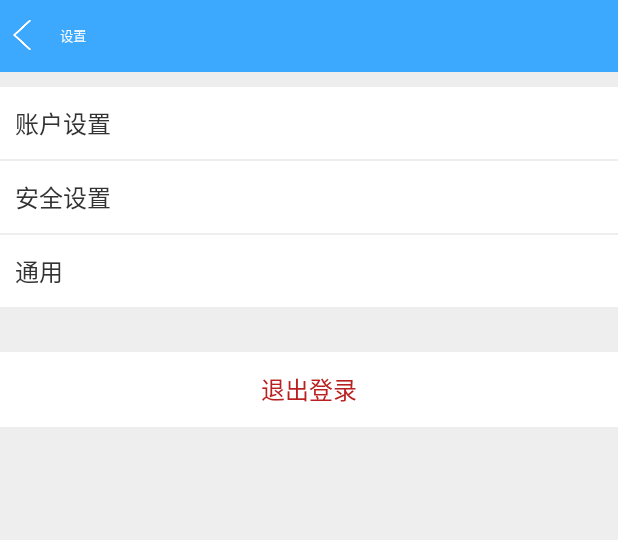
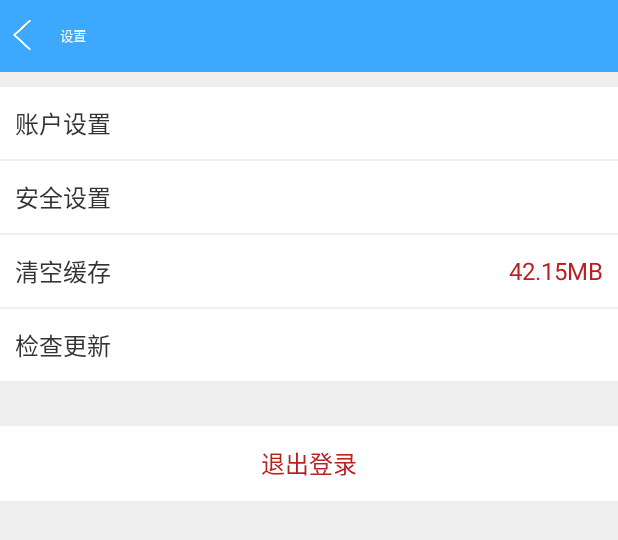
Before and after one commit to yangchendev/wzyx-android-user, an Android app: the layout activity_setting.xml on its own in the app's theme, with its tools: preview values and no code run, on a phone screen of 412 x 824 dp. Shown: the top 540 px of the screen. Run offline under Robolectric (Android 15) with nearby library versions, the phone set to English and light mode, and no system bars.

Commit message:
完成了其他的设置界面的编写

```diff
--- a/app/src/main/java/com/allelink/wzyx/activity/LoginActivity.java
+++ b/app/src/main/java/com/allelink/wzyx/activity/LoginActivity.java
@@ -35,7 +35,7 @@ import butterknife.OnClick;
 public class LoginActivity extends BaseActivity {
     private static final String TAG = "LoginActivity";
     private static final int REQUEST_CODE_EDIT_PASSWORD = 2001;
-    private static final int REQUEST_LOGOUT_PASSWORD = 2002;
+    private static final int REQUEST_CODE_LOGOUT = 2002;
     /**
     * UI
     */
@@ -176,7 +176,7 @@ public class LoginActivity extends BaseActivity {
                 case REQUEST_CODE_EDIT_PASSWORD:
                     finishAllActivityExceptMine();
                     break;
-                case REQUEST_LOGOUT_PASSWORD:
+                case REQUEST_CODE_LOGOUT:
                     finishAllActivityExceptMine();
                     break;
                 default:
--- a/app/src/main/java/com/allelink/wzyx/activity/MainActivity.java
+++ b/app/src/main/java/com/allelink/wzyx/activity/MainActivity.java
@@ -80,6 +80,7 @@ public class MainActivity extends BaseActivity {
         mForumFragment = ForumFragment.newInstance();
         mOrderFragment = OrderFragment.newInstance();
         mMineFragment = MineFragment.newInstance();
+        //初始时显示第一个fragment
         loadMultipleRootFragment(R.id.fl_container,FIRST,
                 mHomeFragment,
                 mNearFragment,
@@ -156,4 +157,5 @@ public class MainActivity extends BaseActivity {
         tvMine.setTextColor(getResources().getColor(R.color.black_666));
     }
 
+
 }
--- a/app/src/main/res/layout/activity_setting.xml
+++ b/app/src/main/res/layout/activity_setting.xml
@@ -68,9 +68,9 @@
                 android:layout_width="wrap_content"
                 android:layout_height="1dp"
                 android:background="@color/bg_eee" />
-            <!--通用栏开始-->
+            <!--清空缓存栏开始-->
             <RelativeLayout
-                android:id="@+id/rl_setting_general"
+                android:id="@+id/rl_setting_clear_cache"
                 android:descendantFocusability="blocksDescendants"
                 android:background="@drawable/layout_bg_selector"
                 android:layout_width="match_parent"
@@ -80,11 +80,42 @@
                     android:layout_height="wrap_content"
                     android:layout_centerVertical="true"
                     android:layout_marginStart="10dp"
-                    android:text="@string/general"
+                    android:text="@string/clear_cache"
+                    android:textColor="@color/black_333"
+                    android:textSize="16sp" />
+                <android.support.v7.widget.AppCompatTextView
+                    android:textSize="16sp"
+                    android:id="@+id/tv_setting_cache_size"
+                    android:textColor="@color/warning"
+                    android:layout_centerVertical="true"
+                    android:layout_alignParentEnd="true"
+                    android:layout_marginEnd="10dp"
+                    android:text="@string/cache_size"
+                    android:layout_width="wrap_content"
+                    android:layout_height="wrap_content" />
+            </RelativeLayout>
+            <!--清空缓存栏结束-->
+            <View
+                android:layout_width="wrap_content"
+                android:layout_height="1dp"
+                android:background="@color/bg_eee" />
+            <!--检查更新栏开始-->
+            <RelativeLayout
+                android:id="@+id/rl_setting_check_update"
+                android:descendantFocusability="blocksDescendants"
+                android:background="@drawable/layout_bg_selector"
+                android:layout_width="match_parent"
+                android:layout_height="48dp">
+                <android.support.v7.widget.AppCompatTextView
+                    android:layout_width="wrap_content"
+                    android:layout_height="wrap_content"
+                    android:layout_centerVertical="true"
+                    android:layout_marginStart="10dp"
+                    android:text="@string/check_update"
                     android:textColor="@color/black_333"
                     android:textSize="16sp" />
             </RelativeLayout>
-            <!--通用栏结束-->
+            <!--检查更新栏结束-->
         </android.support.v7.widget.LinearLayoutCompat>
     <Button
         style="@style/Widget.AppCompat.Button.Borderless"
--- a/app/src/main/res/values/strings.xml
+++ b/app/src/main/res/values/strings.xml
@@ -89,4 +89,12 @@
     <string name="logout">退出登录</string>
     <string name="security_setting">安全设置</string>
     <string name="general">通用</string>
+    <string name="account_management">账号管理</string>
+    <string name="real_name_certification">实名认证</string>
+    <string name="login_password">登录密码</string>
+    <string name="certification">认证</string>
+    <string name="uncertification">未认证</string>
+    <string name="clear_cache">清空缓存</string>
+    <string name="check_update">检查更新</string>
+    <string name="cache_size">42.15MB</string>
 </resources>
```
Also changed, not shown: app/src/main/AndroidManifest.xml (+8 -4 lines), app/src/main/java/com/allelink/wzyx/activity/SecuritySettingActivity.java (added, +82 -0 lines), app/src/main/java/com/allelink/wzyx/activity/SettingActivity.java (+21 -7 lines), app/src/main/res/layout/activity_security_setting.xml (added, +89 -0 lines).
